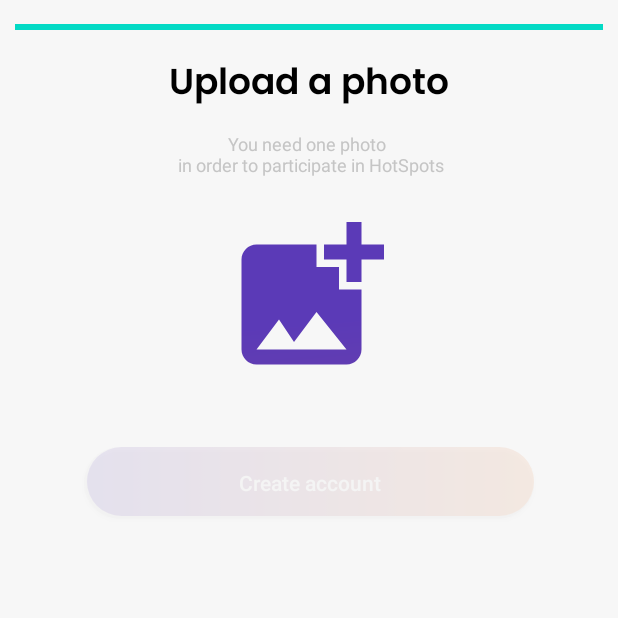
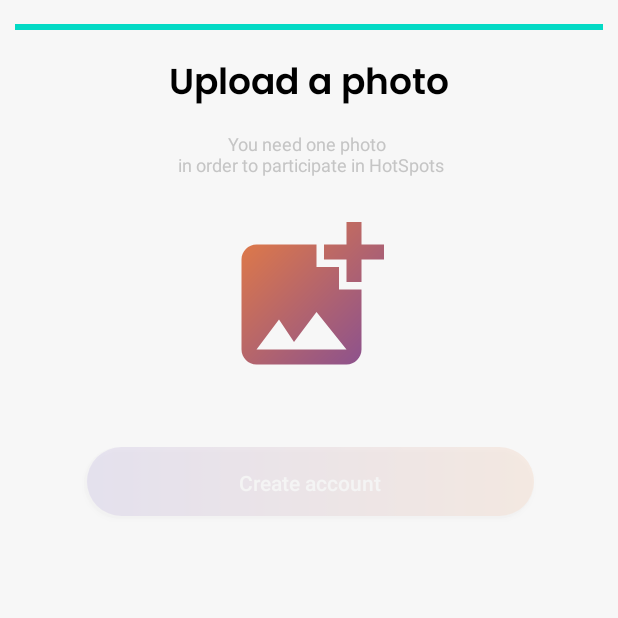
Before and after one commit to Zahedm45/HotSpot, an Android app: the FragmentUploadImage screen opened through its navigation route, on a phone screen of 412 x 824 dp, the top half of it. Run offline under Robolectric (Android 15) with nearby library versions, the phone set to English and light mode, and no system bars; our stand-ins replace Firebase (no records; nobody signed in at launch, a user with empty details on screens opened directly).

Commit message:
Updated color for image button.

```diff
--- a/app/src/main/res/color/color_gradient.xml
+++ b/app/src/main/res/color/color_gradient.xml
@@ -1,10 +1,10 @@
 <?xml version="1.0" encoding="utf-8"?>
 <gradient xmlns:android="http://schemas.android.com/apk/res/android"
-    android:startColor="#5B3AB7"
-    android:endColor="#F18239"
+    android:startColor="#F18239"
+    android:endColor="#5B3AB7"
     android:angle="45"
-    android:startX="15"
+    android:startX="0"
     android:endX="30"
-    android:startY="15"
-    android:endY="180"
+    android:startY="0"
+    android:endY="30"
     android:type="linear"/>
```
